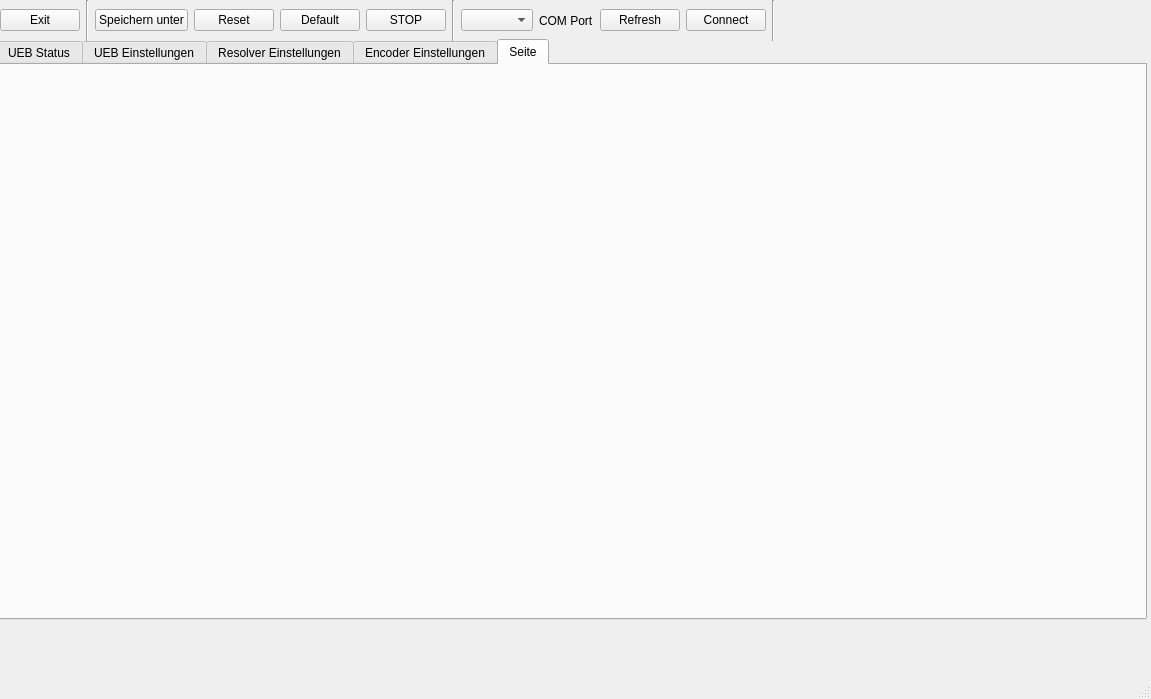
Old version of the form ui_mainwindow.ui in the repository D0kRay/UEB_GUI_PyQt.
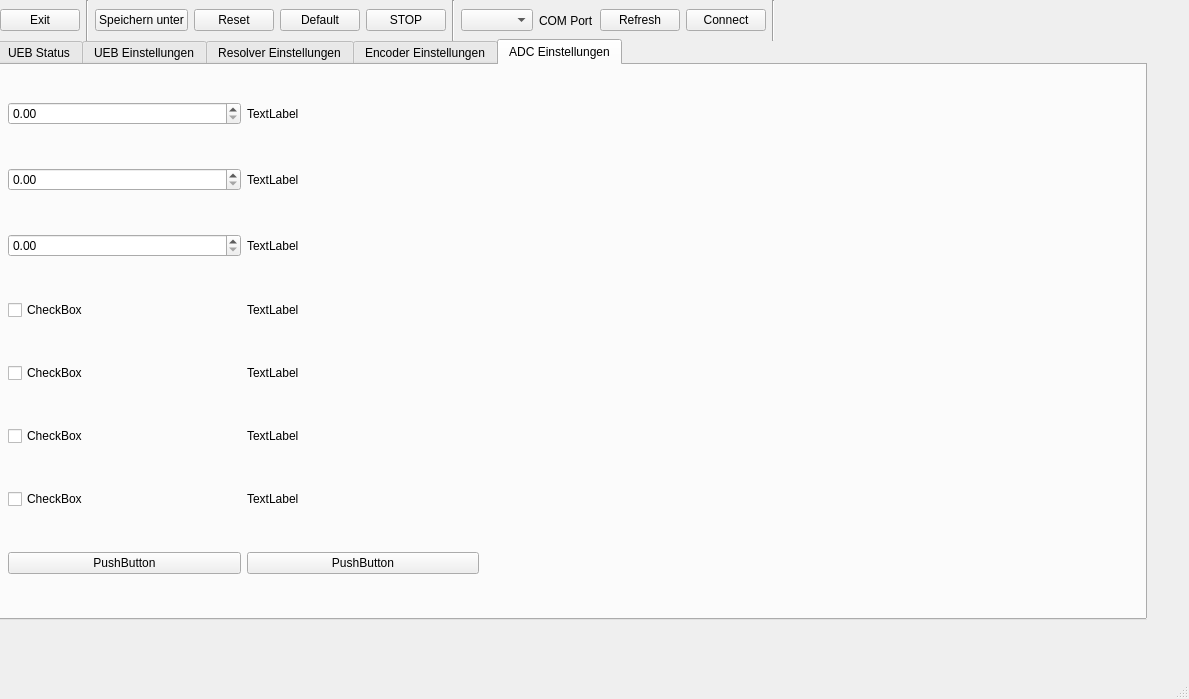
New version of the form. The open tabs and pages were chosen to show the change. Custom widgets are drawn as their Qt base class.

Commit message: GUI Erweitert mit pyqtgraph

Diff of the .ui file:
```diff
--- a/ui_mainwindow.ui
+++ b/ui_mainwindow.ui
@@ -6,7 +6,7 @@
    <rect>
     <x>0</x>
     <y>0</y>
-    <width>1151</width>
+    <width>1189</width>
     <height>699</height>
    </rect>
   </property>
@@ -1014,8 +1014,123 @@
     </widget>
     <widget class="QWidget" name="tab_5">
      <attribute name="title">
-      <string>Seite</string>
+      <string>ADC Einstellungen</string>
      </attribute>
+     <widget class="QWidget" name="gridLayoutWidget_7">
+      <property name="geometry">
+       <rect>
+        <x>0</x>
+        <y>0</y>
+        <width>481</width>
+        <height>551</height>
+       </rect>
+      </property>
+      <layout class="QGridLayout" name="gridLayout_7">
+       <property name="leftMargin">
+        <number>10</number>
+       </property>
+       <item row="2" column="0">
+        <widget class="QDoubleSpinBox" name="doubleSpinBox_18"/>
+       </item>
+       <item row="6" column="0">
+        <widget class="QCheckBox" name="checkBox_8">
+         <property name="text">
+          <string>CheckBox</string>
+         </property>
+        </widget>
+       </item>
+       <item row="5" column="0">
+        <widget class="QCheckBox" name="checkBox_7">
+         <property name="text">
+          <string>CheckBox</string>
+         </property>
+        </widget>
+       </item>
+       <item row="5" column="1">
+        <widget class="QLabel" name="label_52">
+         <property name="text">
+          <string>TextLabel</string>
+         </property>
+        </widget>
+       </item>
+       <item row="1" column="0">
+        <widget class="QDoubleSpinBox" name="doubleSpinBox_17"/>
+       </item>
+       <item row="4" column="1">
+        <widget class="QLabel" name="label_51">
+         <property name="text">
+          <string>TextLabel</string>
+         </property>
+        </widget>
+       </item>
+       <item row="4" column="0">
+        <widget class="QCheckBox" name="checkBox_6">
+         <property name="text">
+          <string>CheckBox</string>
+         </property>
+        </widget>
+       </item>
+       <item row="3" column="0">
+        <widget class="QCheckBox" name="checkBox_5">
+         <property name="text">
+          <string>CheckBox</string>
+         </property>
+        </widget>
+       </item>
+       <item row="0" column="1">
+        <widget class="QLabel" name="label_54">
+         <property name="text">
+          <string>TextLabel</string>
+         </property>
+        </widget>
+       </item>
+       <item row="6" column="1">
+        <widget class="QLabel" name="label_53">
+         <property name="text">
+          <string>TextLabel</string>
+         </property>
+        </widget>
+       </item>
+       <item row="2" column="1">
+        <widget class="QLabel" name="label_48">
+         <property name="text">
+          <string>TextLabel</string>
+         </property>
+        </widget>
+       </item>
+       <item row="1" column="1">
+        <widget class="QLabel" name="label_49">
+         <property name="text">
+          <string>TextLabel</string>
+         </property>
+        </widget>
+       </item>
+       <item row="0" column="0">
+        <widget class="QDoubleSpinBox" name="doubleSpinBox_19"/>
+       </item>
+       <item row="3" column="1">
+        <widget class="QLabel" name="label_50">
+         <property name="text">
+          <string>TextLabel</string>
+         </property>
+        </widget>
+       </item>
+       <item row="7" column="1">
+        <widget class="QPushButton" name="pushButton_14">
+         <property name="text">
+          <string>PushButton</string>
+         </property>
+        </widget>
+       </item>
+       <item row="7" column="0">
+        <widget class="QPushButton" name="pushButton_15">
+         <property name="text">
+          <string>PushButton</string>
+         </property>
+        </widget>
+       </item>
+      </layout>
+     </widget>
     </widget>
    </widget>
    <widget class="QWidget" name="horizontalLayoutWidget">
@@ -1136,6 +1251,14 @@
   </widget>
   <widget class="QStatusBar" name="statusbar"/>
  </widget>
+ <customwidgets>
+  <customwidget>
+   <class>PlotWidget</class>
+   <extends>QWidget</extends>
+   <header>pyqtgraph</header>
+   <container>1</container>
+  </customwidget>
+ </customwidgets>
  <resources/>
  <connections/>
 </ui>
```
Left out of the diff: 135 changed lines with no effect on the pictures. The commit also changes 2 other files.
